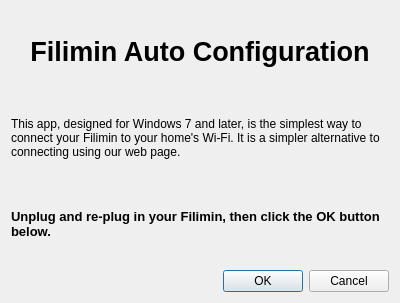
This is introWindow.ui in Filimin/filiminWindowsAutoConfig as Qt 5 draws it before an edit. The edited form follows.
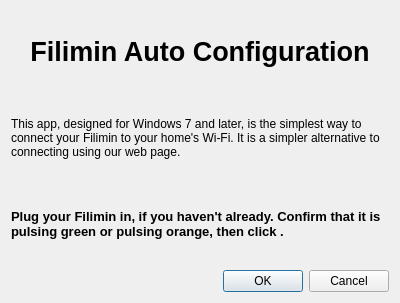
This is the edited form.

Diff of the .ui file:
```diff
--- a/introWindow.ui
+++ b/introWindow.ui
@@ -72,7 +72,7 @@
         </font>
        </property>
        <property name="text">
-        <string>Unplug and re-plug in your Filimin, then click the OK button below.</string>
+        <string>Plug your Filimin in, if you haven't already. Confirm that it is pulsing green or pulsing orange, then click &lt;OK&gt;.</string>
        </property>
        <property name="wordWrap">
         <bool>true</bool>
```
